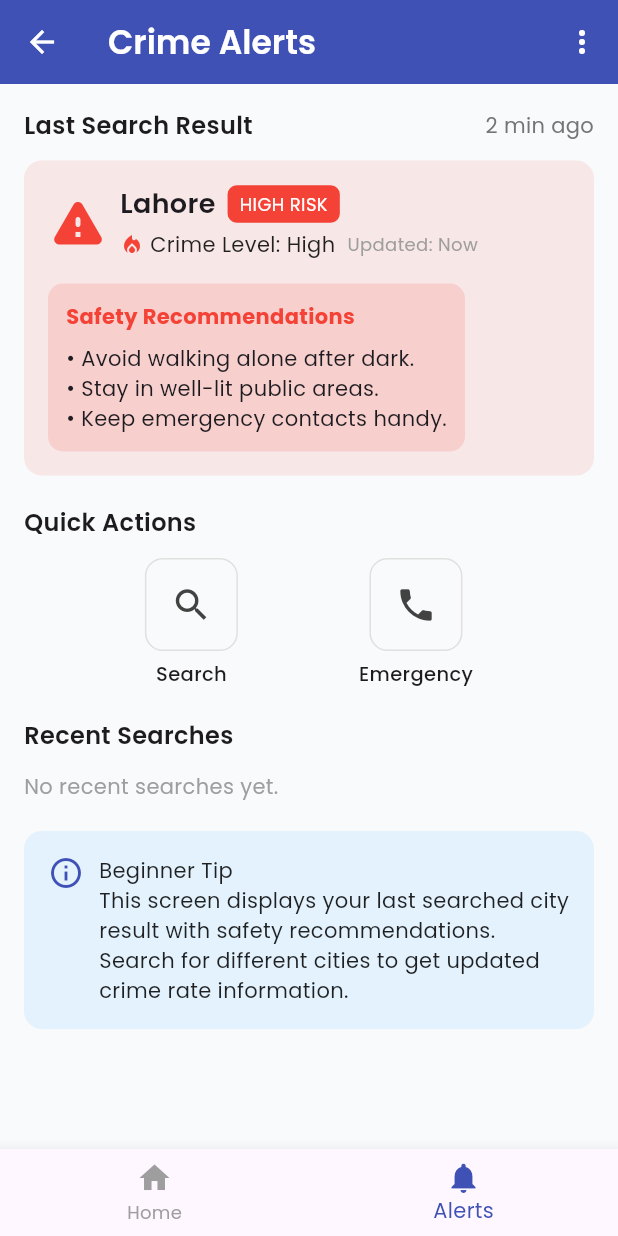
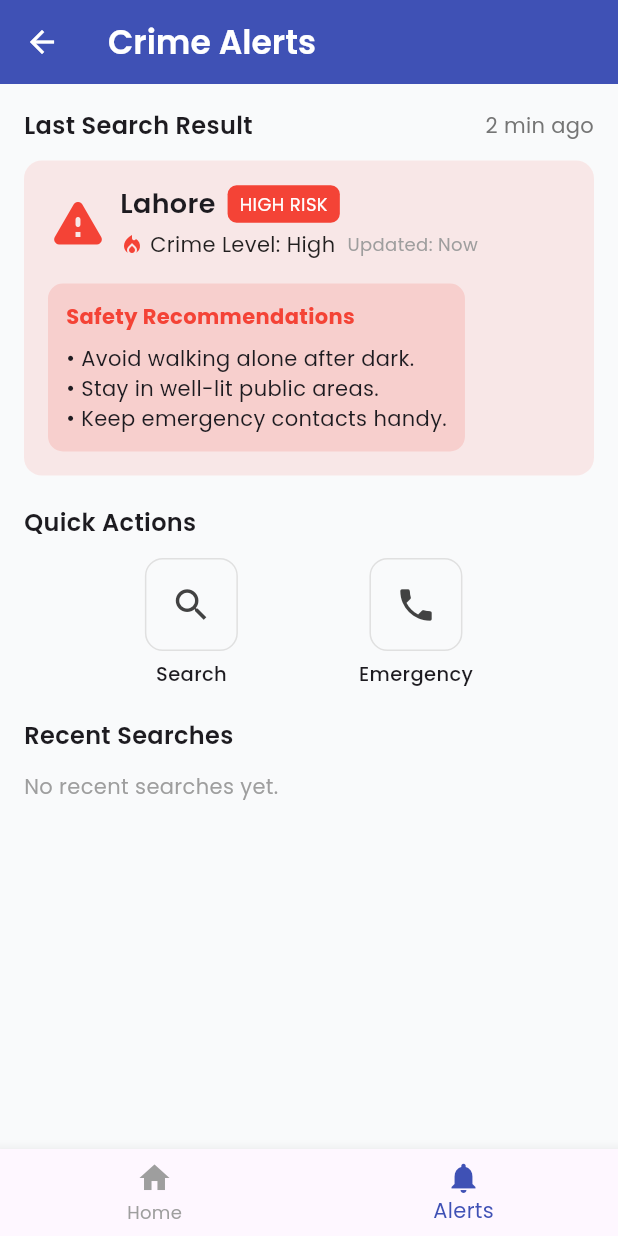
Before and after one commit to Amansarfraz/crime_app, a Flutter app: the CrimeAlertsScreen screen opened by its route, on a phone screen of 412 x 824 dp. Run offline on Flutter 3.47's test engine with Material 3 defaults, Android fonts, the phone set to English and light mode, and no system bars; our stand-ins replace google_fonts; statements that could not run were skipped.

Commit message:
first commit

```diff
--- a/lib/screens/crime_alerts_screen.dart
+++ b/lib/screens/crime_alerts_screen.dart
@@ -1,7 +1,5 @@
 import 'package:flutter/material.dart';
 import 'package:intl/intl.dart';
-
-import 'home_screen.dart'; // Make sure you have your HomeScreen imported
 
 class CrimeAlertsScreen extends StatelessWidget {
   final String city;
@@ -77,12 +75,6 @@ class CrimeAlertsScreen extends StatelessWidget {
           'Crime Alerts',
           style: TextStyle(color: Colors.white, fontWeight: FontWeight.w600),
         ),
-        actions: [
-          IconButton(
-            icon: const Icon(Icons.more_vert, color: Colors.white),
-            onPressed: () {},
-          ),
-        ],
       ),
       bottomNavigationBar: BottomNavigationBar(
         currentIndex: 1,
@@ -229,12 +221,12 @@ class CrimeAlertsScreen extends StatelessWidget {
             Row(
               mainAxisAlignment: MainAxisAlignment.spaceEvenly,
               children: [
+                // ✅ Search now just opens HomeScreen
                 _quickAction(context, Icons.search, 'Search', () {
-                  // Quick Search opens Home screen instead of alert dialog
                   Navigator.pushReplacement(
                     context,
                     MaterialPageRoute(
-                      builder: (_) => const HomeScreen(), // <-- your HomeScreen
+                      builder: (_) => const HomeScreen(), // <-- simple navigate
                     ),
                   );
                 }),
@@ -248,7 +240,7 @@ class CrimeAlertsScreen extends StatelessWidget {
             ),
             const SizedBox(height: 20),
 
-            // Recent Searches
+            // Recent Searches (unchanged)
             const Text(
               'Recent Searches',
               style: TextStyle(fontSize: 16, fontWeight: FontWeight.w600),
@@ -273,36 +265,12 @@ class CrimeAlertsScreen extends StatelessWidget {
                   );
                 }).toList(),
               ),
-            const SizedBox(height: 20),
-
-            // Info Box
-            Container(
-              padding: const EdgeInsets.all(16),
-              decoration: BoxDecoration(
-                color: const Color(0xFFE3F2FD),
-                borderRadius: BorderRadius.circular(12),
-              ),
-              child: const Row(
-                crossAxisAlignment: CrossAxisAlignment.start,
-                children: [
-                  Icon(Icons.info_outline, color: Color(0xFF3F51B5)),
-                  SizedBox(width: 10),
-                  Expanded(
-                    child: Text(
-                      'Beginner Tip\nThis screen displays your last searched city result with safety recommendations. Search for different cities to get updated crime rate information.',
-                      style: TextStyle(color: Colors.black87),
-                    ),
-                  ),
-                ],
-              ),
-            ),
           ],
         ),
       ),
     );
   }
 
-  // Quick Action Widget
   Widget _quickAction(
     BuildContext context,
     IconData icon,
@@ -331,7 +299,6 @@ class CrimeAlertsScreen extends StatelessWidget {
     );
   }
 
-  // Emergency Sheet
   void _showEmergencySheet(BuildContext context) {
     showModalBottomSheet(
       context: context,
@@ -373,7 +340,6 @@ class CrimeAlertsScreen extends StatelessWidget {
     );
   }
 
-  // Recent Search Widget
   Widget _recentSearch(String city, String level, String time, Color dotColor) {
     return Container(
       margin: const EdgeInsets.only(bottom: 10),
@@ -414,3 +380,16 @@ class CrimeAlertsScreen extends StatelessWidget {
     );
   }
 }
+
+// Dummy HomeScreen for navigation
+class HomeScreen extends StatelessWidget {
+  const HomeScreen({super.key});
+
+  @override
+  Widget build(BuildContext context) {
+    return Scaffold(
+      appBar: AppBar(title: const Text('Home Screen')),
+      body: const Center(child: Text('Welcome to Home Screen')),
+    );
+  }
+}
```
